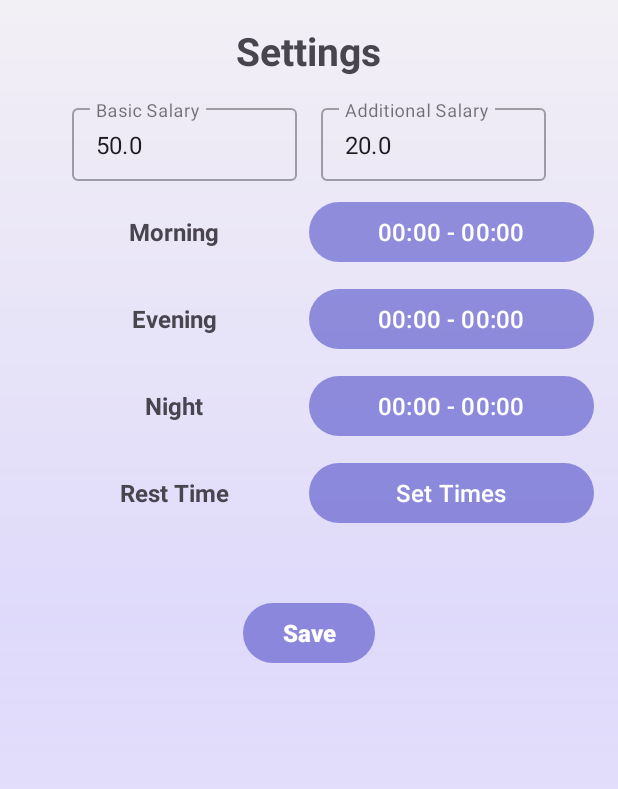
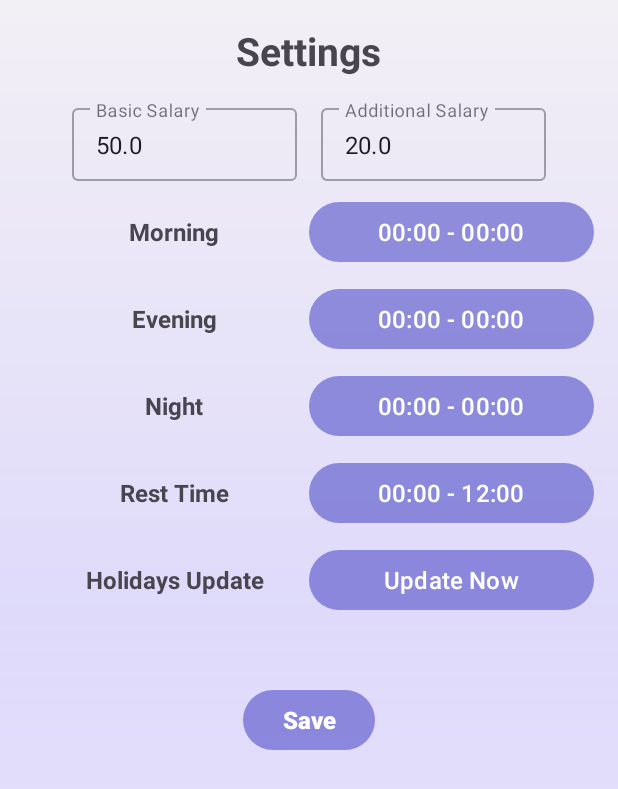
Before and after one commit to kroi4/PayCalc, an Android app: the SettingsFragment screen opened through its navigation route, on a phone screen of 412 x 824 dp. Shown: the top 789 px of the screen. Run offline under Robolectric (Android 15) with nearby library versions, the phone set to English and light mode, and no system bars; our stand-ins replace Room's generated code.

Commit message:
Refactor fetch function and fix crash issue

```diff
--- a/app/src/main/java/il/co/paycalc/data/localDb/records/RecordDao.kt
+++ b/app/src/main/java/il/co/paycalc/data/localDb/records/RecordDao.kt
@@ -20,6 +20,8 @@ interface RecordDao {
     @Query("SELECT * FROM records")
     fun getRecords(): LiveData<List<Record>>
 
+    @Query("SELECT * FROM records")
+    suspend fun getAllHolidays(): List<Record>
 
     @Query("SELECT * FROM records WHERE :date BETWEEN HolidayStart AND HolidayEnds")
     suspend fun getHolidayByDate(date: String): Record?
--- a/app/src/main/java/il/co/paycalc/data/localDb/records/RecordDatabase.kt
+++ b/app/src/main/java/il/co/paycalc/data/localDb/records/RecordDatabase.kt
@@ -7,7 +7,7 @@ import androidx.room.RoomDatabase
 import il.co.paycalc.data.model.holiday.Record
 
 
-@Database(entities = [Record::class], version = 2, exportSchema = false)
+@Database(entities = [Record::class], version = 6, exportSchema = false)
 abstract class RecordDatabase : RoomDatabase() {
 
     abstract fun recordDao(): RecordDao
--- a/app/src/main/java/il/co/paycalc/data/remoteDb/BaseDataSource.kt
+++ b/app/src/main/java/il/co/paycalc/data/remoteDb/BaseDataSource.kt
@@ -1,6 +1,6 @@
 package il.co.paycalc.data.remoteDb
 
-import il.co.skystar.utils.Resource
+import il.co.paycalc.utils.Resource
 import retrofit2.Response
 
 abstract class BaseDataSource {
--- a/app/src/main/java/il/co/paycalc/data/repository/RecordRepository.kt
+++ b/app/src/main/java/il/co/paycalc/data/repository/RecordRepository.kt
@@ -9,24 +9,21 @@ import il.co.paycalc.utils.Constants.RESOURCE_ID
 import il.co.paycalc.data.api.HolidayApi
 import il.co.paycalc.data.model.holiday.Holiday
 import il.co.paycalc.utils.performFetchingAndSaving
+import kotlinx.coroutines.Dispatchers
+import kotlinx.coroutines.withContext
+import il.co.paycalc.data.model.holiday.Record
 
 class RecordRepository(
     private val apiInterface: HolidayApi,
     private val recordDatabase: RecordDatabase,
     private val remoteDatasource: RecordRemoteDataSource,
-    private val localDatasource: RecordDao, ) {
+    private val recordDao: RecordDao,
+) {
 
     private val recordsLiveData = MutableLiveData<Holiday>()
 
     val records: LiveData<Holiday>
         get() = recordsLiveData
-
-//    suspend fun isHoliday(date: Date, recordDao: RecordDao): Boolean {
-//        val dateFormat = DateTimeFormatter.ofPattern("yyyy-MM-dd")
-//        val dateAsString = date.format(dateFormat)
-//        val record = recordDao.getHolidayByDate(dateAsString)
-//        return record != null && record.Name.isNotEmpty()
-//    }
 
 
     suspend fun getRecords() {
@@ -40,12 +37,11 @@ class RecordRepository(
     }
 
 
-
-    fun getDepartures() = performFetchingAndSaving(
-        {localDatasource.getRecords()},
-        {remoteDatasource.getRecords(RESOURCE_ID)},
-        {localDatasource.clearRecords()},
-        {localDatasource.insertRecord(it.result.records!!)}
+    fun getHolidays() = performFetchingAndSaving(
+        { recordDao.getRecords() },
+        { remoteDatasource.getRecords(RESOURCE_ID) },
+        { recordDao.clearRecords() },
+        { recordDao.insertRecord(it.result.records!!) }
     )
 
     fun clearRecords() {
--- a/app/src/main/java/il/co/paycalc/ui/SettingsFragment.kt
+++ b/app/src/main/java/il/co/paycalc/ui/SettingsFragment.kt
@@ -1,4 +1,4 @@
-package il.co.paycalc.ui.screens
+package il.co.paycalc.ui
 
 import android.app.TimePickerDialog
 import android.content.Context
@@ -7,22 +7,32 @@ import android.view.LayoutInflater
 import android.view.View
 import android.view.ViewGroup
 import androidx.fragment.app.Fragment
+import androidx.fragment.app.activityViewModels
 import androidx.fragment.app.viewModels
 import androidx.navigation.fragment.findNavController
 import il.co.paycalc.R
 import il.co.paycalc.data.localDb.events.EventDatabase
 import il.co.paycalc.data.repository.WorkSessionRepository
 import il.co.paycalc.databinding.SettingsLayoutBinding
+import il.co.paycalc.ui.viewmodels.records.RecordViewModel
 import il.co.paycalc.ui.viewmodels.worksession.WorkSessionViewModel
 import il.co.paycalc.ui.viewmodels.worksession.WorkSessionViewModelFactory
+import il.co.paycalc.utils.Loading
+import il.co.paycalc.utils.PreferencesManager
+import il.co.paycalc.utils.Success
 import il.co.paycalc.utils.autoCleared
+import il.co.paycalc.utils.showToast
 import java.text.SimpleDateFormat
+import java.util.Date
 import java.util.Calendar
 import java.util.Locale
 
 class SettingsFragment : Fragment(R.layout.settings_layout) {
 
     private var binding: SettingsLayoutBinding by autoCleared()
+    private lateinit var preferencesManager: PreferencesManager
+    private val viewModel: RecordViewModel by activityViewModels()
+
     private var morningShiftStartTime: Long? = null
     private var morningShiftEndTime: Long? = null
     private var eveningShiftStartTime: Long? = null
@@ -54,7 +64,18 @@ class SettingsFragment : Fragment(R.layout.settings_layout) {
     ): View? {
         binding = SettingsLayoutBinding.inflate(layoutInflater)
 
+        // אתחול מוקדם של preferencesManager
+        preferencesManager = PreferencesManager(requireContext())
+
         binding.apply {
+            // עדכון הכפתור עם התאריך והשעה בלבד ללא שניות
+            val lastFetchTime = preferencesManager.getLastFetchTime()
+            buttonFetchHolidays.text = lastFetchTime
+
+            buttonFetchHolidays.setOnClickListener {
+                fetchHolidays()
+            }
+
             buttonSetMorningShift.setOnClickListener {
                 showTimeRangePicker { startTime, endTime ->
                     morningShiftStartTime = startTime
@@ -84,13 +105,15 @@ class SettingsFragment : Fragment(R.layout.settings_layout) {
                 showTimePicker { startTime ->
                     restDayStartTime = startTime
                     restDayEndTime = startTime + 36 * 60 * 60 * 1000 // 36 hours later
-                    binding.buttonSetRestDayStart.text = formatTimeRange(restDayStartTime!!, restDayEndTime!!)
+                    binding.buttonSetRestDayStart.text =
+                        formatTimeRange(restDayStartTime!!, restDayEndTime!!)
                 }
             }
 
             saveButton.setOnClickListener {
                 val hourlyWage = binding.hourlyWageEditText.text.toString().toDoubleOrNull() ?: 0.0
-                val additionalWages = binding.additionalWagesEditText.text.toString().toDoubleOrNull() ?: 0.0
+                val additionalWages =
+                    binding.additionalWagesEditText.text.toString().toDoubleOrNull() ?: 0.0
 
                 // Update wages in ViewModel
                 workSessionViewModel.updateWages(hourlyWage, additionalWages)
@@ -98,7 +121,8 @@ class SettingsFragment : Fragment(R.layout.settings_layout) {
                 // Ensure shift times are non-null before updating
                 if (morningShiftStartTime != null && morningShiftEndTime != null &&
                     eveningShiftStartTime != null && eveningShiftEndTime != null &&
-                    nightShiftStartTime != null && nightShiftEndTime != null) {
+                    nightShiftStartTime != null && nightShiftEndTime != null
+                ) {
 
                     workSessionViewModel.updateShiftTimes(
                         morningShiftStartTime!!, morningShiftEndTime!!,
@@ -109,7 +133,8 @@ class SettingsFragment : Fragment(R.layout.settings_layout) {
 
                 // Save rest day start and end times
                 if (restDayStartTime != null && restDayEndTime != null) {
-                    val sharedPreferences = requireActivity().getSharedPreferences("shift_prefs", Context.MODE_PRIVATE)
+                    val sharedPreferences =
+                        requireActivity().getSharedPreferences("shift_prefs", Context.MODE_PRIVATE)
                     sharedPreferences.edit().apply {
                         putLong("rest_day_start_time", restDayStartTime!!)
                         putLong("rest_day_end_time", restDayEndTime!!)
@@ -124,6 +149,34 @@ class SettingsFragment : Fragment(R.layout.settings_layout) {
 
         return binding.root
     }
+
+    private fun fetchHolidays() {
+
+        viewModel.getHolidays()
+        viewModel.holidays.observe(viewLifecycleOwner) {
+            when (it.status) {
+                is Loading -> {}
+                is Success -> {
+                    if (!it.status.data.isNullOrEmpty()) {
+                        val currentTime = SimpleDateFormat("dd/MM/yyyy HH:mm", Locale.getDefault()).format(Date())
+                        preferencesManager.saveLastFetchTime(currentTime)
+
+                        initializeSettingsView()
+                    }
+                }
+
+                is Error -> {
+                    showToast(requireContext(), getString(R.string.couldnt_connect_to_server))
+                }
+
+                else -> {
+                    showToast(requireContext(), getString(R.string.couldnt_connect_to_server))
+                }
+            }
+        }
+
+    }
+
 
     private fun showTimeRangePicker(onTimeRangeSelected: (Long, Long) -> Unit) {
         val calendar = Calendar.getInstance()
@@ -181,7 +234,8 @@ class SettingsFragment : Fragment(R.layout.settings_layout) {
     }
 
     private fun initializeSettingsView() {
-        val sharedPreferences = requireActivity().getSharedPreferences("shift_prefs", Context.MODE_PRIVATE)
+        val sharedPreferences =
+            requireActivity().getSharedPreferences("shift_prefs", Context.MODE_PRIVATE)
 
         // Load saved hourly wage and additional wages
         val hourlyWage = workSessionViewModel.hourlyWage
@@ -200,16 +254,23 @@ class SettingsFragment : Fragment(R.layout.settings_layout) {
         nightShiftEndTime = workSessionViewModel.nightShiftEndTime
 
         // Update button texts with saved times
-        binding.buttonSetMorningShift.text = formatTimeRange(morningShiftStartTime!!, morningShiftEndTime!!)
-        binding.buttonSetEveningShift.text = formatTimeRange(eveningShiftStartTime!!, eveningShiftEndTime!!)
-        binding.buttonSetNightShift.text = formatTimeRange(nightShiftStartTime!!, nightShiftEndTime!!)
+        binding.buttonSetMorningShift.text =
+            formatTimeRange(morningShiftStartTime!!, morningShiftEndTime!!)
+        binding.buttonSetEveningShift.text =
+            formatTimeRange(eveningShiftStartTime!!, eveningShiftEndTime!!)
+        binding.buttonSetNightShift.text =
+            formatTimeRange(nightShiftStartTime!!, nightShiftEndTime!!)
+
 
         // Load rest day times from SharedPreferences
         restDayStartTime = sharedPreferences.getLong("rest_day_start_time", 0L)
         restDayEndTime = sharedPreferences.getLong("rest_day_end_time", 0L)
 
-        if (restDayStartTime != 0L && restDayEndTime != 0L) {
-            binding.buttonSetRestDayStart.text = formatTime(restDayStartTime!!)
-        }
+        restDayEndTime = restDayStartTime?.plus(36 * 60 * 60 * 1000) // 36 hours later
+        binding.buttonSetRestDayStart.text = formatTimeRange(restDayStartTime!!, restDayEndTime!!)
+
+
+        val lastFetchTime = preferencesManager.getLastFetchTime()
+        binding.buttonFetchHolidays.text = "$lastFetchTime"
     }
 }
--- a/app/src/main/java/il/co/paycalc/ui/screens/AllItemsFragment.kt
+++ b/app/src/main/java/il/co/paycalc/ui/screens/AllItemsFragment.kt
@@ -4,7 +4,6 @@ import android.os.Bundle
 import android.view.LayoutInflater
 import android.view.View
 import android.view.ViewGroup
-import android.widget.Toast
 import androidx.fragment.app.Fragment
 import androidx.fragment.app.activityViewModels
 import androidx.fragment.app.viewModels
@@ -23,15 +22,19 @@ import il.co.paycalc.ui.viewmodels.records.RecordViewModel
 import il.co.paycalc.ui.viewmodels.worksession.WorkSessionViewModel
 import il.co.paycalc.ui.viewmodels.worksession.WorkSessionViewModelFactory
 import il.co.paycalc.utils.autoCleared
-import il.co.skystar.utils.Loading
-import il.co.skystar.utils.Success
+import il.co.paycalc.utils.showToast
+import il.co.paycalc.utils.Loading
+import il.co.paycalc.utils.PreferencesManager
+import il.co.paycalc.utils.Success
+import java.text.SimpleDateFormat
+import java.util.Date
 import java.util.Locale
 
 class AllItemsFragment : Fragment(R.layout.all_item_layout), EventAdapter.ItemListener {
 
     private var binding: AllItemLayoutBinding by autoCleared()
     private val viewModel: RecordViewModel by activityViewModels()
-
+    private lateinit var preferencesManager: PreferencesManager
     private lateinit var adapter: EventAdapter
 
     // יצירת ViewModel עם ה-Factory
@@ -52,6 +55,9 @@ class AllItemsFragment : Fragment(R.layout.all_item_layout), EventAdapter.ItemLi
         savedInstanceState: Bundle?
     ): View? {
         binding = AllItemLayoutBinding.inflate(inflater, container, false)
+
+        preferencesManager = PreferencesManager(requireContext())
+
 
         // הגדרת ה-recordDao
         val database = RecordDatabase.getDatabase(requireContext())
@@ -75,12 +81,14 @@ class AllItemsFragment : Fragment(R.layout.all_item_layout), EventAdapter.ItemLi
     override fun onViewCreated(view: View, savedInstanceState: Bundle?) {
         super.onViewCreated(view, savedInstanceState)
 
-        fetch()
+        fetchHolidays()
 
         binding.recycler.layoutManager = LinearLayoutManager(requireContext())
 
         // יצירת ה-Adapter עם כל הפרמטרים הנדרשים
-        adapter = EventAdapter(mutableListOf(), this, recordDao, workSessionViewModel, viewLifecycleOwner)
+        adapter = EventAdapter(mutableListOf(), this, workSessionViewModel, viewLifecycleOwner)
+        binding.recycler.adapter = adapter
+
         binding.recycler.adapter = adapter
 
         // להאזין לנתונים מ-ViewModel ולעדכן את ה-RecyclerView
@@ -131,29 +139,22 @@ class AllItemsFragment : Fragment(R.layout.all_item_layout), EventAdapter.ItemLi
         // טיפול בלחיצה ארוכה על פריט
     }
 
-    fun fetch() {
-        viewModel.getDepartures()
-        viewModel.departures.observe(viewLifecycleOwner) {
+    private fun fetchHolidays() {
+        viewModel.getHolidays()
+        viewModel.holidays.observe(viewLifecycleOwner) {
             when (it.status) {
                 is Loading -> {}
                 is Success -> {
                     if (!it.status.data.isNullOrEmpty()) {
-                        // עיבוד נתונים במקרה של הצלחה
+                        val currentTime = SimpleDateFormat("dd/MM/yyyy HH:mm", Locale.getDefault()).format(Date())
+                        preferencesManager.saveLastFetchTime(currentTime)
                     }
                 }
                 is Error -> {
-                    Toast.makeText(
-                        requireContext(),
-                        "Couldn't connect to server!",
-                        Toast.LENGTH_SHORT
-                    ).show()
+                    showToast(requireContext(),getString(R.string.couldnt_connect_to_server))
                 }
                 else -> {
-                    Toast.makeText(
-                        requireContext(),
-                        "Couldn't connect to server!",
-                        Toast.LENGTH_SHORT
-                    ).show()
+                    showToast(requireContext(),getString(R.string.couldnt_connect_to_server))
                 }
             }
         }
--- a/app/src/main/java/il/co/paycalc/ui/viewmodels/records/RecordViewModel.kt
+++ b/app/src/main/java/il/co/paycalc/ui/viewmodels/records/RecordViewModel.kt
@@ -2,17 +2,15 @@ package il.co.paycalc.ui.viewmodels.records
 
 import androidx.lifecycle.LiveData
 import androidx.lifecycle.ViewModel
-import androidx.lifecycle.liveData
 import androidx.lifecycle.viewModelScope
 import il.co.paycalc.data.model.holiday.Holiday
 import il.co.paycalc.data.repository.RecordRepository
 import kotlinx.coroutines.Dispatchers
 import kotlinx.coroutines.launch
-import java.util.Date
 
 class RecordViewModel(private val recordRepository: RecordRepository): ViewModel() {
 
-    var departures = recordRepository.getDepartures()
+    var holidays = recordRepository.getHolidays()
 
     fun getRecords(){
         viewModelScope.launch(Dispatchers.IO){
@@ -25,9 +23,9 @@ class RecordViewModel(private val recordRepository: RecordRepository): ViewModel
 //        emit(recordRepository.isHoliday(date))
 //    }
 
-    fun getDepartures() {
+    fun getHolidays() {
         viewModelScope.launch(Dispatchers.IO) {
-            departures = recordRepository.getDepartures()
+            holidays = recordRepository.getHolidays()
         }
     }
 
--- a/app/src/main/java/il/co/paycalc/ui/viewmodels/records/RecordViewModelFactory.kt
+++ b/app/src/main/java/il/co/paycalc/ui/viewmodels/records/RecordViewModelFactory.kt
@@ -4,8 +4,14 @@ import androidx.lifecycle.ViewModel
 import androidx.lifecycle.ViewModelProvider
 import il.co.paycalc.data.repository.RecordRepository
 
-class RecordViewModelFactory(private val recordRepository: RecordRepository): ViewModelProvider.Factory {
+class RecordViewModelFactory(
+    private val recordRepository: RecordRepository
+) : ViewModelProvider.Factory {
     override fun <T : ViewModel> create(modelClass: Class<T>): T {
-        return RecordViewModel(recordRepository) as T
+        if (modelClass.isAssignableFrom(RecordViewModel::class.java)) {
+            @Suppress("UNCHECKED_CAST")
+            return RecordViewModel(recordRepository) as T
+        }
+        throw IllegalArgumentException("Unknown ViewModel class")
     }
 }
--- a/app/src/main/java/il/co/paycalc/utils/DataFunctions.kt
+++ b/app/src/main/java/il/co/paycalc/utils/DataFunctions.kt
@@ -3,9 +3,6 @@ package il.co.paycalc.utils
 import androidx.lifecycle.LiveData
 import androidx.lifecycle.liveData
 import androidx.lifecycle.map
-import il.co.skystar.utils.Error
-import il.co.skystar.utils.Resource
-import il.co.skystar.utils.Success
 import kotlinx.coroutines.Dispatchers
 
 fun <T,A> performFetchingAndSaving(localDbFetch: () -> LiveData<T>,
@@ -24,7 +21,7 @@ fun <T,A> performFetchingAndSaving(localDbFetch: () -> LiveData<T>,
         val fetchResource = remoteDbFetch()
 
         if (fetchResource.status is Error) {
-            localDbClear()
+//            localDbClear()
             emit(Resource.error(fetchResource.status.message))
             emitSource(source)
         } else if (fetchResource.status is Success) {
--- /dev/null
+++ b/app/src/main/java/il/co/paycalc/utils/PreferencesManager.kt
@@ -0,0 +1,16 @@
+package il.co.paycalc.utils
+
+import android.content.Context
+import il.co.paycalc.R
+
+class PreferencesManager(private val context: Context) {
+    private val sharedPreferences = context.getSharedPreferences("app_prefs", Context.MODE_PRIVATE)
+
+    fun saveLastFetchTime(time: String) {
+        sharedPreferences.edit().putString("last_fetch_time", time).apply()
+    }
+
+    fun getLastFetchTime(): String? {
+        return sharedPreferences.getString("last_fetch_time", context.getString(R.string.update_now))
+    }
+}
--- a/app/src/main/java/il/co/paycalc/utils/Resource.kt
+++ b/app/src/main/java/il/co/paycalc/utils/Resource.kt
@@ -1,4 +1,4 @@
-package il.co.skystar.utils
+package il.co.paycalc.utils
 
 class Resource<out T> private constructor(val status: Status<T>){
 
--- a/app/src/main/res/layout/settings_layout.xml
+++ b/app/src/main/res/layout/settings_layout.xml
@@ -7,7 +7,7 @@
     android:layout_height="match_parent"
     android:orientation="vertical"
     android:padding="16dp"
-    tools:context="ui.screens.SettingsFragment">
+    tools:context=".ui.SettingsFragment">
 
     <TextView
         android:layout_width="wrap_content"
@@ -187,6 +187,39 @@
             android:text="@string/set_times"/>
     </LinearLayout>
 
+    <!-- Holidays Update Section -->
+    <LinearLayout
+        android:layout_width="match_parent"
+        android:layout_height="wrap_content"
+        android:orientation="horizontal"
+        android:layout_marginBottom="10dp">
+
+        <TextView
+            android:layout_width="0dp"
+            android:layout_height="wrap_content"
+            android:text="@string/holidays_update"
+            android:textSize="16sp"
+            android:textStyle="bold"
+            android:layout_weight="1"
+            android:paddingStart="10dp"
+            android:gravity="center_horizontal"
+            android:layout_gravity="center_vertical"/>
+
+        <Button
+            android:id="@+id/buttonFetchHolidays"
+            android:layout_width="0dp"
+            android:layout_height="wrap_content"
+            android:layout_gravity="center_vertical"
+            android:layout_weight="1"
+            android:autoSizeMaxTextSize="16sp"
+            android:autoSizeMinTextSize="8sp"
+            android:autoSizeStepGranularity="1sp"
+            android:autoSizeTextType="uniform"
+            android:maxLines="1"
+            android:text="@string/update_now"/>
+    </LinearLayout>
+
+
     <!-- Save Button -->
     <Button
         android:id="@+id/saveButton"
--- a/app/src/main/res/navigation/my_nav.xml
+++ b/app/src/main/res/navigation/my_nav.xml
@@ -39,7 +39,7 @@
     </fragment>
     <fragment
         android:id="@+id/settingsFragment"
-        android:name="il.co.paycalc.ui.screens.SettingsFragment"
+        android:name="il.co.paycalc.ui.SettingsFragment"
         android:label="SettingsFragment" >
         <action
             android:id="@+id/action_settingsFragment_to_allItemsFragment2"
--- a/app/src/main/res/values/strings.xml
+++ b/app/src/main/res/values/strings.xml
@@ -27,4 +27,7 @@
     <string name="start_time">Start Time</string>
     <string name="end_time">End Time</string>
     <string name="rest_times">Rest Time</string>
+    <string name="holidays_update">Holidays Update</string>
+    <string name="couldnt_connect_to_server">Couldn\'t connect to server</string>
+    <string name="update_now">Update Now</string>
 </resources>
```
Also changed, not shown: app/src/main/java/il/co/paycalc/data/EventAdapter.kt (+0 -12 lines), app/src/main/java/il/co/paycalc/utils/Functions.kt (+62 -18 lines), 1 other file.
